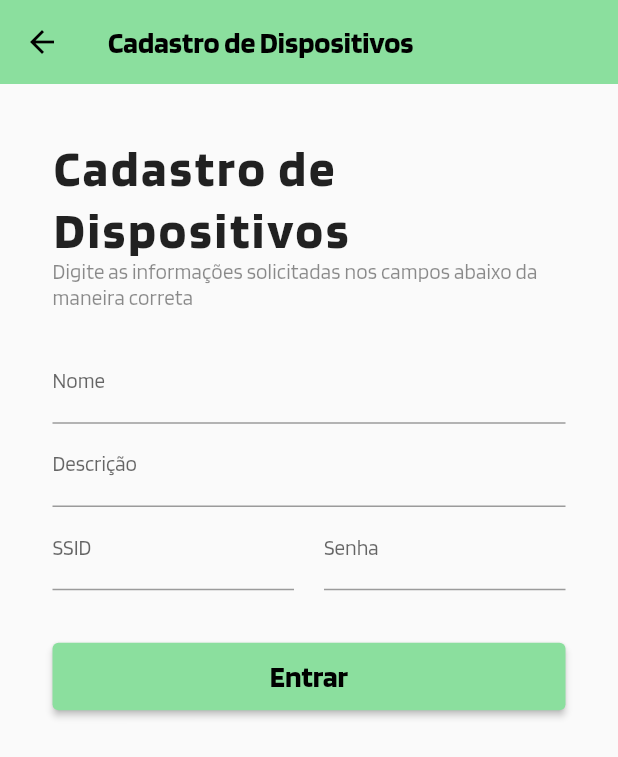
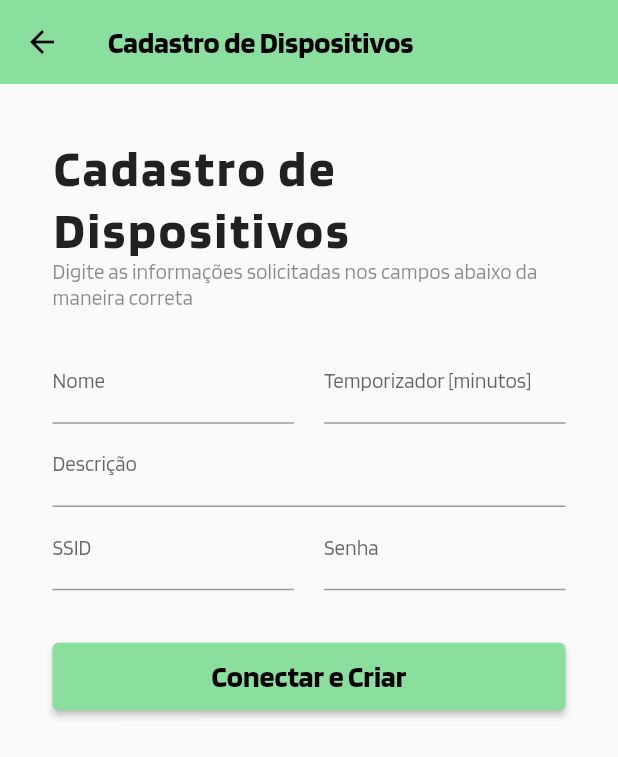
Before and after one commit to guilhermedacruzz/TCC_APP, a Flutter app: the PageRegisterNewIOT screen opened by its route, on a phone screen of 412 x 824 dp. Shown: the top 757 px of the screen. Run offline on Flutter 3.47's test engine with Material 2 defaults, Android fonts, the phone set to English and light mode, and no system bars; our stand-ins replace animated_background, shared_preferences, syncfusion_flutter_charts, validators; accounts and stored records are empty; project files that could hold a hidden picture were left out.

Commit message:
controller do criar IOTs

```diff
--- /dev/null
+++ b/lib/controllers/controller_register_new_iot.dart
@@ -0,0 +1,100 @@
+import 'package:flutter/material.dart';
+import 'package:tcc/services/service_register_new_iot.dart';
+import 'package:tcc/utils/enums/enum_action_result.dart';
+import 'package:tcc/utils/enums/enum_status.dart';
+
+class ControllerRegisterNewIot with ChangeNotifier {
+  String _name = '';
+  String _description = '';
+  int _timer = 5;
+  String _ssid = '';
+  String _password = '';
+
+  final ServiceRegisterNewIot _serviceRegisterNewIot;
+
+  ControllerRegisterNewIot(this._serviceRegisterNewIot);
+
+  Status _processing = Status.idle;
+  ActionResult _result = ActionResult.none;
+  String? _msg;
+
+  String get name => _name;
+  String get description => _description;
+  int get timer => _timer;
+  String get ssid => _ssid;
+  String get password => _password;
+
+  setName(String val) {
+    _name = val;
+  }
+
+  setDescription(String val) {
+    _description = val;
+  }
+
+  setTimer(int val) {
+    _timer = val;
+  }
+
+  setSSID(String val) {
+    _ssid = val;
+  }
+
+  setPassword(String val) {
+    _password = val;
+  }
+
+  String? validateName(String? val) {
+    if (val == null || val.isEmpty) {
+      return "O Nome não pode ser vazio";
+    }
+    if (val.length < 6) {
+      return "Nome inválido";
+    }
+    return null;
+  }
+
+  String? validateDescription(String? val) {
+    if (val == null || val.isEmpty) {
+      return "A descrição não pode ser vazia";
+    }
+    if (val.length < 12) {
+      return "Descrição inválida";
+    }
+    return null;
+  }
+
+  bool isNumeric(String s) {
+    return double.tryParse(s) != null;
+  }
+
+  String? validateTimer(String? val) {
+    if (val == null || val.isEmpty) {
+      return "O temporizador não pode ser vazio";
+    }
+    if (!isNumeric(val)) {
+      return "Temporizador inválido";
+    }
+    return null;
+  }
+
+  String? validateSSID(String? val) {
+    if (val == null || val.isEmpty) {
+      return "O SSID não pode ser vazio";
+    }
+    if (val.length < 8) {
+      return "SSID inválido";
+    }
+    return null;
+  }
+
+  String? validatePassword(String? val) {
+    if (val == null || val.isEmpty) {
+      return "A senha não pode ser vazia";
+    }
+    if (val.length < 8) {
+      return "Senha inválida";
+    }
+    return null;
+  }
+}
--- a/lib/main.dart
+++ b/lib/main.dart
@@ -7,10 +7,11 @@ import 'package:tcc/pages/autentication/welcome/page_welcome.dart';
 import 'package:tcc/pages/home/appbar/page_all_iots.dart';
 import 'package:tcc/pages/home/appbar/page_config.dart';
 import 'package:tcc/pages/home/page_home.dart';
-import 'package:tcc/pages/home/appbar/page_register_new_IOT.dart';
+import 'package:tcc/pages/home/appbar/page_register_new_iot.dart';
 import 'package:tcc/pages/page_splash.dart';
 import 'package:tcc/repositories/repository_iot.dart';
 import 'package:tcc/services/service_autentication.dart';
+import 'package:tcc/services/service_register_new_iot.dart';
 import 'package:tcc/utils/notifiers/provider_dark_theme.dart';
 import 'package:tcc/utils/style/style_custom_theme.dart';
 
@@ -51,6 +52,9 @@ class _MyAppState extends State<MyApp> {
         ChangeNotifierProvider(
           create: (_) => ServiceAutentication(),
         ),
+        ChangeNotifierProvider(
+          create: (_) => ServiceRegisterNewIot(),
+        ),
         ChangeNotifierProxyProvider<ServiceAutentication, RepositoryIot>(
           create: (context) => RepositoryIot(
               Provider.of<ServiceAutentication>(context, listen: false)),
--- a/lib/pages/home/appbar/page_register_new_IOT.dart
+++ b/lib/pages/home/appbar/page_register_new_IOT.dart
@@ -1,11 +1,34 @@
 import 'package:flutter/material.dart';
+import 'package:provider/provider.dart';
+import 'package:tcc/controllers/controller_register_new_iot.dart';
+import 'package:tcc/services/service_register_new_iot.dart';
 import 'package:tcc/widgets/forms/custom_button.dart';
 import 'package:tcc/widgets/forms/custom_textformfield.dart';
 
-class PageRegisterNewIOT extends StatelessWidget {
+class PageRegisterNewIOT extends StatefulWidget {
   static String routeName = "/register";
 
   const PageRegisterNewIOT({super.key});
+
+  @override
+  State<PageRegisterNewIOT> createState() => _PageRegisterNewIOTState();
+}
+
+class _PageRegisterNewIOTState extends State<PageRegisterNewIOT> {
+  late ControllerRegisterNewIot _controllerRegisterNewIot;
+  final _formKey = GlobalKey<FormState>();
+
+  @override
+  void initState() {
+    super.initState();
+
+    _controllerRegisterNewIot = ControllerRegisterNewIot(
+        Provider.of<ServiceRegisterNewIot>(context, listen: false));
+
+    _controllerRegisterNewIot.addListener(() {
+      setState(() {});
+    });
+  }
 
   @override
   Widget build(BuildContext context) {
@@ -28,27 +51,60 @@ class PageRegisterNewIOT extends StatelessWidget {
                 style: Theme.of(context).textTheme.subtitle2,
               ),
               const SizedBox(height: 20),
-              const CustomTextFormField(
-                label: "Nome",
-                hint: "Digite um nome para o aparelho",
+              Row(
+                children: [
+                  Flexible(
+                    child: CustomTextFormField(
+                      label: "Nome",
+                      hint: "Digite um nome para o aparelho",
+                      validator: _controllerRegisterNewIot.validateName,
+                      onChanged: (value) {
+                        _controllerRegisterNewIot.setName(value ?? '');
+                      },
+                    ),
+                  ),
+                  const SizedBox(width: 20),
+                  Flexible(
+                    child: CustomTextFormField(
+                      label: "Temporizador [minutos]",
+                      hint: "Digite o tempo do temporizador",
+                      validator: _controllerRegisterNewIot.validateTimer,
+                      onChanged: (value) {
+                        _controllerRegisterNewIot.setTimer(int.tryParse(value ?? "") ?? 0);
+                      },
+                    ),
+                  ),
+                ],
               ),
-              const CustomTextFormField(
+              CustomTextFormField(
                 label: "Descrição",
                 hint: "Digite uma descrição para o aparelho",
+                validator: _controllerRegisterNewIot.validateDescription,
+                onChanged: (value) {
+                  _controllerRegisterNewIot.setDescription(value ?? '');
+                },
               ),
               Row(
-                children: const [
+                children: [
                   Flexible(
                     child: CustomTextFormField(
                       label: "SSID",
                       hint: "Digite o nome da rede Wifi",
+                      validator: _controllerRegisterNewIot.validateSSID,
+                      onChanged: (value) {
+                        _controllerRegisterNewIot.setSSID(value ?? '');
+                      },
                     ),
                   ),
-                  SizedBox(width: 20),
+                  const SizedBox(width: 20),
                   Flexible(
                     child: CustomTextFormField(
                       label: "Senha",
                       hint: "Digite a senha da rede Wifi",
+                      validator: _controllerRegisterNewIot.validatePassword,
+                      onChanged: (value) {
+                        _controllerRegisterNewIot.setPassword(value ?? '');
+                      },
                     ),
                   ),
                 ],
@@ -59,7 +115,7 @@ class PageRegisterNewIOT extends StatelessWidget {
                 height: 45,
                 child: CustomButton(
                   widget: const Text(
-                    "Entrar",
+                    "Conectar e Criar",
                   ),
                   onAction: () {},
                 ),
--- /dev/null
+++ b/lib/services/service_register_new_iot.dart
@@ -0,0 +1,5 @@
+import 'package:flutter/material.dart';
+
+class ServiceRegisterNewIot with ChangeNotifier {
+  static const endPoint = "192.168.4.1/hello";
+}
--- a/lib/utils/defs/def_url_dominion.dart
+++ b/lib/utils/defs/def_url_dominion.dart
@@ -1 +1 @@
-const URL_DOMINION = '192.168.100.110:3000';
+const URL_DOMINION = 'localhost:3000';
--- a/lib/widgets/home/appbar/custom_home_app_bar.dart
+++ b/lib/widgets/home/appbar/custom_home_app_bar.dart
@@ -1,5 +1,5 @@
 import 'package:flutter/material.dart';
-import 'package:tcc/pages/home/appbar/page_register_new_IOT.dart';
+import 'package:tcc/pages/home/appbar/page_register_new_iot.dart';
 import 'package:tcc/pages/page_splash.dart';
 
 class CustomHomeAppBar extends StatelessWidget implements PreferredSizeWidget {
```
Also changed, not shown: lib/pages/home/appbar/page_config.dart (+8 -8 lines).
